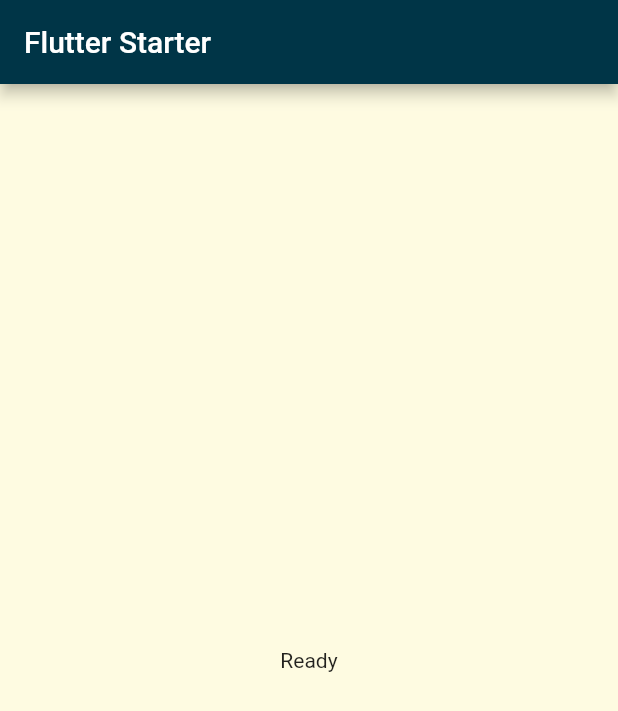
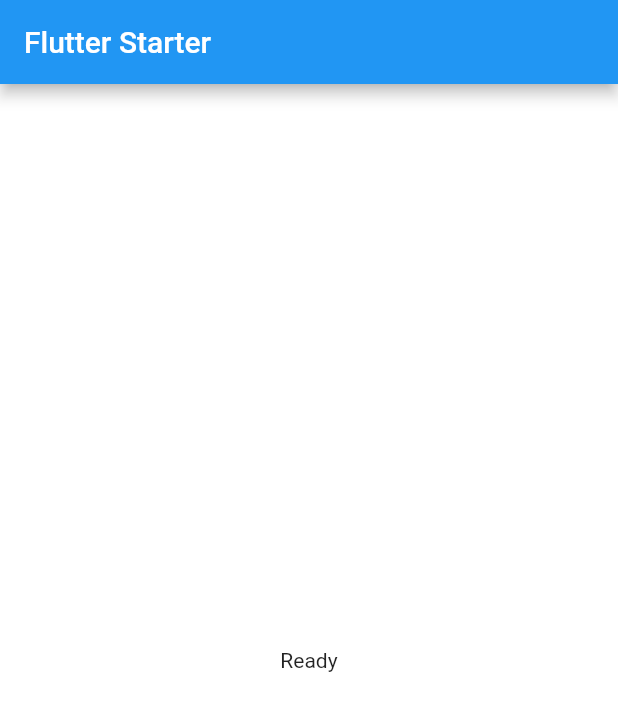
Before and after one commit to arutkayb/flutter_starter_bloc, a Flutter app: the screen it shows after launch, on a phone screen of 412 x 824 dp. Shown: the top 711 px of the screen. Run offline on Flutter 3.47's test engine with Material 2 defaults, Android fonts, the phone set to English and light mode, and no system bars; our stand-ins replace dio, easy_localization, flutter_bloc, get_it.

Commit message:
Refactored the folder structure. Added localisation. Refactored the theme configuration. Added integration tests

```diff
--- /dev/null
+++ b/assets/translations/en.json
@@ -0,0 +1,5 @@
+{
+  "app_title": "Flutter Starter",
+  "ready": "Ready",
+  "not_ready": "Not Ready"
+}
--- a/lib/common/configs/app_theme.dart
+++ b/lib/common/configs/app_theme.dart
@@ -1,30 +1,25 @@
 import 'package:flutter/material.dart';
 
-final primaryTheme = ThemeData(
-  primaryColor: const Color(0xFFC2BB00),
-  primaryColorDark: const Color(0xFFC2BB00),
-  cardColor: const Color(0xFFC2BB00),
-  cardTheme: CardTheme(
-    color: const Color(0xFFED8B16),
-    elevation: 8.0,
-    margin: const EdgeInsets.all(4.0),
-    shape: RoundedRectangleBorder(
-      borderRadius: BorderRadius.circular(4.0),
-    ),
-  ),
-  appBarTheme: const AppBarTheme(color: Color(0xFF003547)),
-  scaffoldBackgroundColor: const Color(0xFFFEFBE1),
-  floatingActionButtonTheme: const FloatingActionButtonThemeData(
-    backgroundColor: Color(0xFF003547),
-  ),
-  bottomNavigationBarTheme: const BottomNavigationBarThemeData(
-      backgroundColor: Color(0xFF003547),
-      selectedItemColor: Color(0xFFFFF700),
-      unselectedItemColor: Color(0xFFFEFBE1),
-      showUnselectedLabels: true,
-      // this is optional
-      elevation: 8.0),
-  colorScheme: ColorScheme.fromSwatch()
-      .copyWith(secondary: const Color(0xFFED8B16))
-      .copyWith(error: const Color(0xFF005E54)),
+final primaryTheme = ThemeData.from(
+  colorScheme: ColorScheme.fromSwatch(primarySwatch: Colors.blue),
 );
+
+final secondaryTheme = ThemeData.from(
+  colorScheme: ColorScheme.fromSwatch(primarySwatch: Colors.red),
+);
+
+enum AppTheme {
+  primary("primary"),
+  secondary("secondary");
+
+  final String value;
+
+  const AppTheme(this.value);
+
+  static AppTheme fromValue(String label) {
+    return values.firstWhere(
+          (v) => v.value == label,
+      orElse: () => AppTheme.primary,
+    );
+  }
+}
--- a/lib/common/repository/use_cases/use_case_base.dart
+++ b/lib/common/repository/use_cases/use_case_base.dart
@@ -1,6 +1,6 @@
 import 'package:flutter_starter/common/repository/local/i_local_data_manager.dart';
 import 'package:flutter_starter/common/repository/remote/i_remote_data_manager.dart';
-import 'package:flutter_starter/injection.dart';
+import 'package:flutter_starter/locator.dart';
 
 abstract class UseCaseBase {
   final ILocalDataManager _localDataManager = locator.get<ILocalDataManager>();
--- a/lib/home/screens/home_screen.dart
+++ /dev/null
@@ -1,61 +0,0 @@
-import 'package:flutter/material.dart';
-import 'package:flutter_bloc/flutter_bloc.dart';
-import 'package:flutter_starter/common/widgets/custom_circular_progress_indicator.dart';
-import 'package:flutter_starter/home/controllers/home_screen_cubit.dart';
-import 'package:flutter_starter/home/controllers/home_screen_state.dart';
-
-class HomeScreen extends StatefulWidget {
-  const HomeScreen({Key? key}) : super(key: key);
-
-  @override
-  State<HomeScreen> createState() => _HomeScreenState();
-}
-
-class _HomeScreenState extends State<HomeScreen> with WidgetsBindingObserver {
-  late HomeScreenCubit _controller;
-
-  @override
-  void initState() {
-    super.initState();
-    _controller = context.read<HomeScreenCubit>();
-    WidgetsBinding.instance.addObserver(this);
-  }
-
-  @override
-  void dispose() {
-    WidgetsBinding.instance.removeObserver(this);
-    super.dispose();
-  }
-
-  @override
-  void didChangeAppLifecycleState(AppLifecycleState state) {
-    if (state == AppLifecycleState.resumed) {
-      _controller.refreshUser();
-    }
-
-    super.didChangeAppLifecycleState(state);
-  }
-
-  @override
-  Widget build(BuildContext context) {
-    return Scaffold(
-      body: SafeArea(
-        child: BlocBuilder<HomeScreenCubit, HomeScreenState>(
-            bloc: _controller,
-            builder: (context, state) {
-              final isReady = state.isReady ?? false;
-
-              return CustomCircularProgressIndicator(
-                show: !isReady,
-                child: Center(
-                  child: Text(isReady ? "Ready" : "Not Ready"),
-                ),
-              );
-            }),
-      ),
-      appBar: AppBar(
-        title: const Text("Flutter Starter"),
-      ),
-    );
-  }
-}
--- /dev/null
+++ b/lib/locator.dart
@@ -0,0 +1,3 @@
+import 'package:get_it/get_it.dart';
+
+final locator = GetIt.instance;
--- a/lib/main.dart
+++ b/lib/main.dart
@@ -1,16 +1,25 @@
+import 'package:easy_localization/easy_localization.dart';
 import 'package:flutter/material.dart';
 import 'package:flutter_bloc/flutter_bloc.dart';
 import 'package:flutter_starter/common/configs/app_theme.dart';
-import 'package:flutter_starter/home/controllers/home_screen_cubit.dart';
-import 'package:flutter_starter/home/controllers/home_screen_state.dart';
-import 'package:flutter_starter/home/screens/home_screen.dart';
+import 'package:flutter_starter/pages/home/controllers/bloc/home_screen_bloc.dart';
+import 'package:flutter_starter/pages/home/controllers/bloc/home_screen_bloc_state.dart';
+import 'package:flutter_starter/pages/home/controllers/cubit/home_screen_cubit.dart';
+import 'package:flutter_starter/pages/home/controllers/cubit/home_screen_cubit_state.dart';
+import 'package:flutter_starter/pages/home/screens/home_screen.dart';
 import 'package:flutter_starter/injection.dart';
 
 void main() async {
   WidgetsFlutterBinding.ensureInitialized();
+  await EasyLocalization.ensureInitialized();
   await configureDependencies();
 
-  runApp(const MyApp());
+  runApp(EasyLocalization(
+    supportedLocales: const [Locale('en')],
+    path: 'assets/translations',
+    fallbackLocale: const Locale('en'),
+    child: const MyApp(),
+  ));
 }
 
 class MyApp extends StatelessWidget {
@@ -19,17 +28,26 @@ class MyApp extends StatelessWidget {
   @override
   Widget build(BuildContext context) {
     return MaterialApp(
-      title: 'Flutter Starter',
+      title: "app_title".tr(),
+      localizationsDelegates: context.localizationDelegates,
+      supportedLocales: context.supportedLocales,
+      locale: context.locale,
       theme: primaryTheme,
       initialRoute: '/home',
       routes: {
         '/home': (context) {
-          return BlocProvider<HomeScreenCubit>(
-            create: (BuildContext context) => HomeScreenCubit(
-              const HomeScreenState(),
+          return MultiBlocProvider(providers: [
+            BlocProvider<HomeScreenCubit>(
+              create: (BuildContext context) => HomeScreenCubit(
+                const HomeScreenCubitState(),
+              ),
             ),
-            child: const HomeScreen(),
-          );
+            BlocProvider<HomeScreenBloc>(
+              create: (BuildContext context) => HomeScreenBloc(
+                HomeScreenBlocState(),
+              ),
+            )
+          ], child: const HomeScreen());
         },
       },
       debugShowCheckedModeBanner: false,
--- /dev/null
+++ b/lib/pages/home/controllers/bloc/home_screen_bloc.dart
@@ -0,0 +1,7 @@
+import 'package:flutter_bloc/flutter_bloc.dart';
+import 'package:flutter_starter/pages/home/controllers/bloc/home_screen_bloc_event.dart';
+import 'package:flutter_starter/pages/home/controllers/bloc/home_screen_bloc_state.dart';
+
+class HomeScreenBloc extends Bloc<HomeScreenBlocEvent, HomeScreenBlocState> {
+  HomeScreenBloc(super.initialState);
+}
--- /dev/null
+++ b/lib/pages/home/controllers/bloc/home_screen_bloc_event.dart
@@ -0,0 +1 @@
+abstract class HomeScreenBlocEvent{}
--- /dev/null
+++ b/lib/pages/home/controllers/bloc/home_screen_bloc_state.dart
@@ -0,0 +1,5 @@
+class HomeScreenBlocState {
+  final bool fetching;
+
+  HomeScreenBlocState([this.fetching = false]);
+}
--- a/lib/home/controllers/home_screen_cubit.dart
+++ b/lib/pages/home/controllers/cubit/home_screen_cubit.dart
@@ -1,10 +1,10 @@
 import 'package:flutter_bloc/flutter_bloc.dart';
 import 'package:flutter_starter/common/models/user.dart';
 import 'package:flutter_starter/common/repository/use_cases/user/i_use_case_user.dart';
-import 'package:flutter_starter/home/controllers/home_screen_state.dart';
-import 'package:flutter_starter/injection.dart';
+import 'package:flutter_starter/locator.dart';
+import 'package:flutter_starter/pages/home/controllers/cubit/home_screen_cubit_state.dart';
 
-class HomeScreenCubit extends Cubit<HomeScreenState> {
+class HomeScreenCubit extends Cubit<HomeScreenCubitState> {
   final IUseCaseUser _useCaseUser = locator.get<IUseCaseUser>();
 
   HomeScreenCubit(super.initialState) {
@@ -12,8 +12,8 @@ class HomeScreenCubit extends Cubit<HomeScreenState> {
   }
 
   Future<void> refreshUser() async {
-    emit(HomeScreenState.fetching(state));
+    emit(HomeScreenCubitState.fetching(state));
     final User? user = await _useCaseUser.getUser();
-    emit(HomeScreenState(user, true));
+    emit(HomeScreenCubitState(user, true));
   }
 }
--- a/lib/home/controllers/home_screen_state.dart
+++ b/lib/pages/home/controllers/cubit/home_screen_cubit_state.dart
@@ -1,12 +1,12 @@
 import 'package:flutter_starter/common/models/user.dart';
 
-class HomeScreenState {
+class HomeScreenCubitState {
   final bool? isReady;
   final User? user;
 
-  const HomeScreenState([this.user, this.isReady]);
+  const HomeScreenCubitState([this.user, this.isReady]);
 
-  HomeScreenState.fetching(HomeScreenState state)
+  HomeScreenCubitState.fetching(HomeScreenCubitState state)
       : isReady = false,
         user = state.user;
 }
--- /dev/null
+++ b/lib/pages/home/screens/home_screen.dart
@@ -0,0 +1,74 @@
+import 'package:easy_localization/easy_localization.dart';
+import 'package:flutter/material.dart';
+import 'package:flutter_bloc/flutter_bloc.dart';
+import 'package:flutter_starter/common/widgets/custom_circular_progress_indicator.dart';
+import 'package:flutter_starter/pages/home/controllers/bloc/home_screen_bloc.dart';
+import 'package:flutter_starter/pages/home/controllers/bloc/home_screen_bloc_state.dart';
+import 'package:flutter_starter/pages/home/controllers/cubit/home_screen_cubit.dart';
+import 'package:flutter_starter/pages/home/controllers/cubit/home_screen_cubit_state.dart';
+
+class HomeScreen extends StatefulWidget {
+  const HomeScreen({Key? key}) : super(key: key);
+
+  @override
+  State<HomeScreen> createState() => _HomeScreenState();
+}
+
+class _HomeScreenState extends State<HomeScreen> with WidgetsBindingObserver {
+  late HomeScreenCubit _controller;
+
+  @override
+  void initState() {
+    super.initState();
+    _controller = context.read<HomeScreenCubit>();
+    WidgetsBinding.instance.addObserver(this);
+  }
+
+  @override
+  void dispose() {
+    WidgetsBinding.instance.removeObserver(this);
+    super.dispose();
+  }
+
+  @override
+  void didChangeAppLifecycleState(AppLifecycleState state) {
+    if (state == AppLifecycleState.resumed) {
+      _controller.refreshUser();
+    }
+
+    super.didChangeAppLifecycleState(state);
+  }
+
+  @override
+  Widget build(BuildContext context) {
+    return Scaffold(
+      body: SafeArea(
+        child: MultiBlocListener(
+          listeners: [
+            BlocListener<HomeScreenCubit, HomeScreenCubitState>(
+              listener: (context, state) {},
+            ),
+            BlocListener<HomeScreenBloc, HomeScreenBlocState>(
+              listener: (context, state) {},
+            )
+          ],
+          child: BlocBuilder<HomeScreenCubit, HomeScreenCubitState>(
+              bloc: _controller,
+              builder: (context, state) {
+                final isReady = state.isReady ?? false;
+
+                return CustomCircularProgressIndicator(
+                  show: !isReady,
+                  child: Center(
+                    child: Text(isReady ? "ready" : "not_ready").tr(),
+                  ),
+                );
+              }),
+        ),
+      ),
+      appBar: AppBar(
+        title: const Text("app_title").tr(),
+      ),
+    );
+  }
+}
```
Also changed, not shown: lib/injection.dart (+4 -6 lines), pubspec.yaml (+5 -3 lines), lib/mock/mock_local_data_manager.dart (renamed from lib/common/repository/mock/mock_local_data_manager.dart), lib/mock/mock_remote_data_manager.dart (renamed from lib/common/repository/mock/mock_remote_data_manager.dart), lib/mock/mock_use_case_user.dart (renamed from lib/common/repository/mock/mock_use_case_user.dart), 14 other files.
